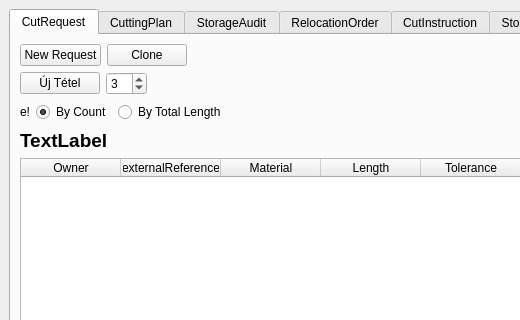
Before: the Qt Designer form view/MainWindow.ui in horvathzoltan/cutplannerpro, drawn with Qt 5; both pictures show x 0 to 520 and y 0 to 320 of the 1024 by 666 pixel window.
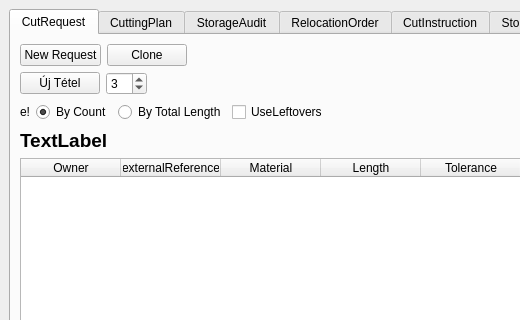
After: the same form once the commit is applied.

The edit to the form file:
```diff
--- a/view/MainWindow.ui
+++ b/view/MainWindow.ui
@@ -165,6 +165,13 @@
               </property>
              </widget>
             </item>
+            <item>
+             <widget class="QCheckBox" name="chkUseLeftovers">
+              <property name="text">
+               <string>UseLeftovers</string>
+              </property>
+             </widget>
+            </item>
             <item>
              <spacer name="horizontalSpacer_9">
               <property name="orientation">
```
